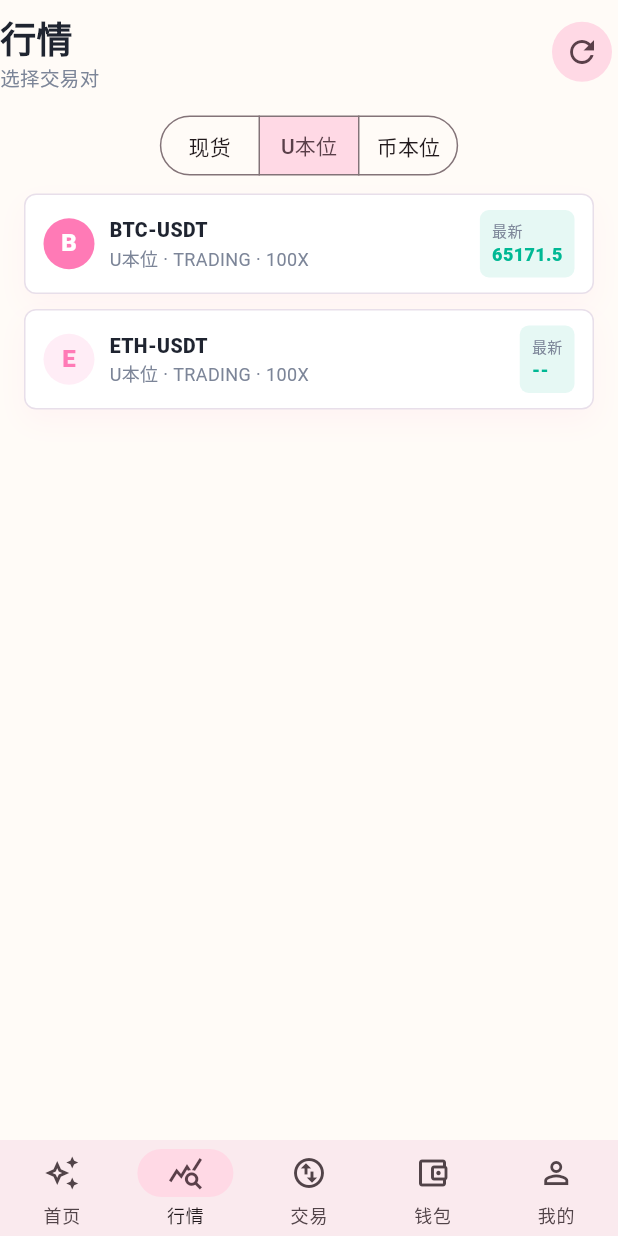
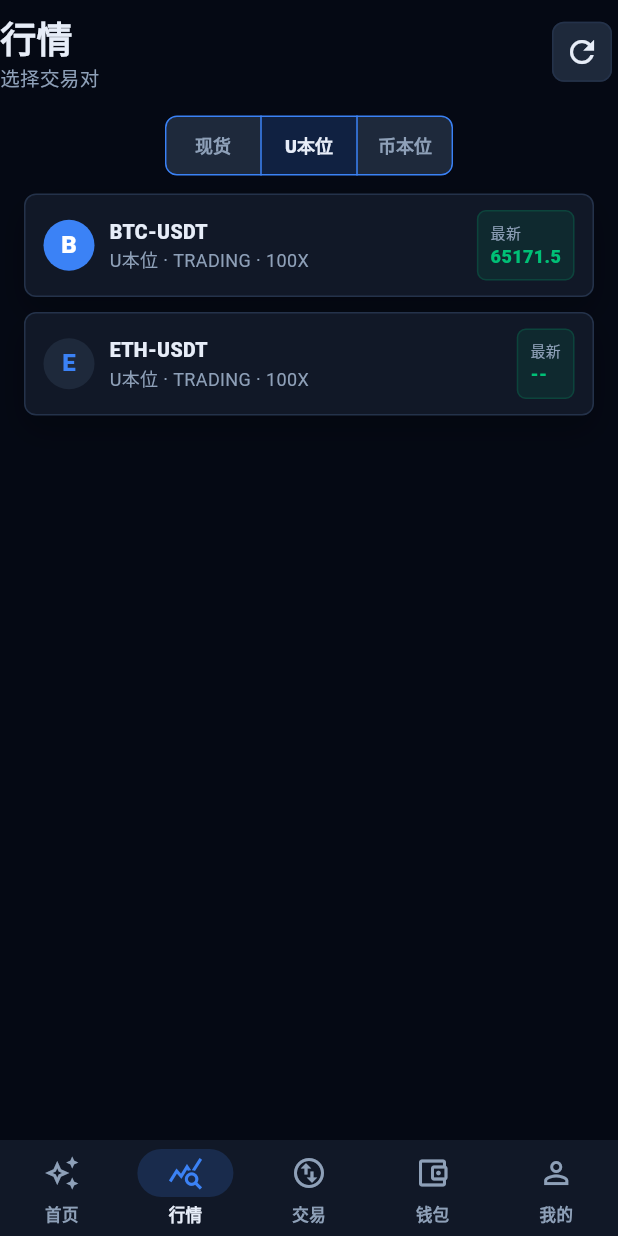
Before and after one commit to lilaizhencn/surprising-client, a Flutter app: the screen it shows after launch, item 2 of the bottom bar chosen, on a phone screen of 412 x 824 dp. Run offline on Flutter 3.47's test engine with Material 3 defaults, Android fonts, the phone set to English and light mode, and no system bars; missing offline and left inert: kline_chart; accounts and stored records are empty; network calls fail.

Commit message:
style: unify mobile trading experience

```diff
--- a/lib/src/app.dart
+++ b/lib/src/app.dart
@@ -8,16 +8,17 @@ import 'package:kline_chart/kline_chart.dart';
 import 'app_state.dart';
 import 'models.dart';
 
-const _ink = Color(0xFF1F2430);
-const _muted = Color(0xFF7C8598);
-const _paper = Color(0xFFFFFBF7);
-const _panel = Color(0xFFFFFFFF);
-const _line = Color(0xFFE8DFEA);
-const _pink = Color(0xFFFF7AB6);
-const _violet = Color(0xFF8F7CFF);
-const _mint = Color(0xFF00B894);
-const _red = Color(0xFFFF5B6E);
-const _amber = Color(0xFFFFB84D);
+const _ink = Color(0xFFE7EDF8);
+const _muted = Color(0xFF8EA0B8);
+const _paper = Color(0xFF050914);
+const _panel = Color(0xFF111827);
+const _panelSoft = Color(0xFF1E293B);
+const _line = Color(0xFF24324A);
+const _pink = Color(0xFF3B82F6);
+const _violet = Color(0xFF14B8A6);
+const _mint = Color(0xFF00C076);
+const _red = Color(0xFFF6465D);
+const _amber = Color(0xFFF0B90B);
 
 class AppScope extends InheritedNotifier<AppState> {
   const AppScope({
@@ -68,16 +69,19 @@ class _SurprisingClientAppState extends State<SurprisingClientApp> {
         debugShowCheckedModeBanner: false,
         title: 'Surprising',
         theme: ThemeData(
+          brightness: Brightness.dark,
           useMaterial3: true,
           scaffoldBackgroundColor: _paper,
-          colorScheme: ColorScheme.fromSeed(
-            seedColor: _pink,
+          colorScheme: const ColorScheme.dark(
             primary: _pink,
             secondary: _violet,
             tertiary: _mint,
             surface: _panel,
+            surfaceContainerHighest: _panelSoft,
             error: _red,
           ),
+          canvasColor: _paper,
+          dividerColor: _line,
           textTheme: const TextTheme(
             titleLarge: TextStyle(
               fontSize: 22,
@@ -91,6 +95,80 @@ class _SurprisingClientAppState extends State<SurprisingClientApp> {
             ),
             bodyMedium: TextStyle(fontSize: 13, color: _ink),
             labelMedium: TextStyle(fontSize: 12, color: _muted),
+          ),
+          snackBarTheme: const SnackBarThemeData(
+            backgroundColor: _panel,
+            contentTextStyle: TextStyle(color: _ink, fontSize: 13),
+          ),
+          bottomSheetTheme: const BottomSheetThemeData(
+            backgroundColor: _panel,
+            surfaceTintColor: Colors.transparent,
+            dragHandleColor: _line,
+          ),
+          navigationBarTheme: NavigationBarThemeData(
+            backgroundColor: _panel,
+            indicatorColor: _pink.withValues(alpha: .18),
+            surfaceTintColor: Colors.transparent,
+            labelTextStyle: WidgetStateProperty.resolveWith(
+              (states) => TextStyle(
+                color: states.contains(WidgetState.selected) ? _ink : _muted,
+                fontSize: 11,
+                fontWeight: FontWeight.w800,
+              ),
+            ),
+            iconTheme: WidgetStateProperty.resolveWith(
+              (states) => IconThemeData(
+                color: states.contains(WidgetState.selected) ? _pink : _muted,
+              ),
+            ),
+          ),
+          chipTheme: ChipThemeData(
+            backgroundColor: _panelSoft,
+            selectedColor: _pink.withValues(alpha: .20),
+            side: const BorderSide(color: _line),
+            labelStyle: const TextStyle(
+              color: _ink,
+              fontSize: 12,
+              fontWeight: FontWeight.w800,
+            ),
+            secondaryLabelStyle: const TextStyle(
+              color: _ink,
+              fontSize: 12,
+              fontWeight: FontWeight.w900,
+            ),
+            shape: RoundedRectangleBorder(
+              borderRadius: BorderRadius.circular(8),
+            ),
+          ),
+          iconButtonTheme: IconButtonThemeData(
+            style: IconButton.styleFrom(
+              backgroundColor: _panelSoft,
+              foregroundColor: _ink,
+              shape: RoundedRectangleBorder(
+                borderRadius: BorderRadius.circular(8),
+                side: const BorderSide(color: _line),
+              ),
+            ),
+          ),
+          filledButtonTheme: FilledButtonThemeData(
+            style: FilledButton.styleFrom(
+              backgroundColor: _pink,
+              foregroundColor: Colors.white,
+              disabledBackgroundColor: _panelSoft,
+              disabledForegroundColor: _muted,
+              shape: RoundedRectangleBorder(
+                borderRadius: BorderRadius.circular(8),
+              ),
+            ),
+          ),
+          outlinedButtonTheme: OutlinedButtonThemeData(
+            style: OutlinedButton.styleFrom(
+              foregroundColor: _ink,
+              side: const BorderSide(color: _line),
+              shape: RoundedRectangleBorder(
+                borderRadius: BorderRadius.circular(8),
+              ),
+            ),
           ),
         ),
         home: const ClientShell(),
@@ -777,18 +855,24 @@ class _WalletPageState extends State<WalletPage> {
                         style: const TextStyle(
                           fontSize: 13,
                           fontWeight: FontWeight.w800,
+                          color: _ink,
                         ),
                         decoration: InputDecoration(
                           labelText: '到账地址',
+                          labelStyle: const TextStyle(color: _muted),
                           isDense: true,
                           filled: true,
-                          fillColor: const Color(0xFFFCFAFF),
+                          fillColor: _panelSoft,
                           border: OutlineInputBorder(
                             borderRadius: BorderRadius.circular(6),
                           ),
                           enabledBorder: OutlineInputBorder(
                             borderRadius: BorderRadius.circular(6),
                             borderSide: const BorderSide(color: _line),
+                          ),
+                          focusedBorder: OutlineInputBorder(
+                            borderRadius: BorderRadius.circular(6),
+                            borderSide: const BorderSide(color: _pink),
                           ),
                         ),
                       ),
@@ -1088,7 +1172,7 @@ class _KlinePanelState extends State<KlinePanel> {
       ..showSubIndicators = [IndicatorType.vol, IndicatorType.macd]
       ..chartStyle = const KLineChartStyle(
         backgroundColor: Colors.transparent,
-        gridLineColor: Color(0xFFEFE7F0),
+        gridLineColor: _line,
         gridLineWidth: 0.6,
         rulerTextStyle: TextStyle(color: _muted, fontSize: 10),
       )
@@ -1629,9 +1713,9 @@ class Panel extends StatelessWidget {
         border: Border.all(color: _line),
         boxShadow: [
           BoxShadow(
-            color: _pink.withValues(alpha: 0.06),
-            blurRadius: 16,
-            offset: const Offset(0, 8),
+            color: Colors.black.withValues(alpha: 0.22),
+            blurRadius: 18,
+            offset: const Offset(0, 10),
           ),
         ],
       ),
@@ -1651,8 +1735,8 @@ class GradientPanel extends StatelessWidget {
       padding: const EdgeInsets.all(16),
       decoration: BoxDecoration(
         borderRadius: BorderRadius.circular(8),
-        gradient: const LinearGradient(
-          colors: [Color(0xFFFFF1F7), Color(0xFFF2F8FF), Color(0xFFFFFAE8)],
+        gradient: LinearGradient(
+          colors: [_panel, _panelSoft, _violet.withValues(alpha: .22)],
           begin: Alignment.topLeft,
           end: Alignment.bottomRight,
         ),
@@ -1696,6 +1780,27 @@ class ModeSelector extends StatelessWidget {
   @override
   Widget build(BuildContext context) {
     return SegmentedButton<ProductMode>(
+      style: ButtonStyle(
+        backgroundColor: WidgetStateProperty.resolveWith(
+          (states) => states.contains(WidgetState.selected)
+              ? _pink.withValues(alpha: .20)
+              : _panelSoft,
+        ),
+        foregroundColor: WidgetStateProperty.resolveWith(
+          (states) => states.contains(WidgetState.selected) ? _ink : _muted,
+        ),
+        side: WidgetStateProperty.resolveWith(
+          (states) => BorderSide(
+            color: states.contains(WidgetState.selected) ? _pink : _line,
+          ),
+        ),
+        shape: WidgetStateProperty.all(
+          RoundedRectangleBorder(borderRadius: BorderRadius.circular(8)),
+        ),
+        textStyle: WidgetStateProperty.all(
+          const TextStyle(fontSize: 12, fontWeight: FontWeight.w900),
+        ),
+      ),
       segments: ProductMode.values
           .map((mode) => ButtonSegment(value: mode, label: Text(mode.label)))
           .toList(),
@@ -1730,6 +1835,19 @@ class SymbolStrip extends StatelessWidget {
           final item = instruments[index];
           return ChoiceChip(
             selected: item.symbol == selected,
+            selectedColor: _pink.withValues(alpha: .20),
+            backgroundColor: _panelSoft,
+            side: BorderSide(
+              color: item.symbol == selected ? _pink : _line,
+            ),
+            shape: RoundedRectangleBorder(
+              borderRadius: BorderRadius.circular(8),
+            ),
+            labelStyle: TextStyle(
+              color: item.symbol == selected ? _ink : _muted,
+              fontSize: 12,
+              fontWeight: FontWeight.w900,
+            ),
             label: Text(item.displayName),
             onSelected: (_) => onSelected(item.symbol),
           );
@@ -1756,7 +1874,9 @@ class BuySellSwitch extends StatelessWidget {
         Expanded(
           child: FilledButton(
             style: FilledButton.styleFrom(
-              backgroundColor: value == 'BUY' ? _mint : const Color(0xFFEAF7F3),
+              backgroundColor: value == 'BUY'
+                  ? _mint
+                  : _panelSoft.withValues(alpha: .86),
               foregroundColor: value == 'BUY' ? Colors.white : _mint,
               shape: const RoundedRectangleBorder(
                 borderRadius: BorderRadius.horizontal(left: Radius.circular(6)),
@@ -1769,7 +1889,9 @@ class BuySellSwitch extends StatelessWidget {
         Expanded(
           child: FilledButton(
             style: FilledButton.styleFrom(
-              backgroundColor: value == 'SELL' ? _red : const Color(0xFFFFEEF1),
+              backgroundColor: value == 'SELL'
+                  ? _red
+                  : _panelSoft.withValues(alpha: .86),
               foregroundColor: value == 'SELL' ? Colors.white : _red,
               shape: const RoundedRectangleBorder(
                 borderRadius: BorderRadius.horizontal(
@@ -1806,12 +1928,14 @@ class SmallDropdown extends StatelessWidget {
       decoration: BoxDecoration(
         borderRadius: BorderRadius.circular(6),
         border: Border.all(color: _line),
-        color: const Color(0xFFFCFAFF),
+        color: _panelSoft,
       ),
       child: DropdownButtonHideUnderline(
         child: DropdownButton<String>(
           value: value,
           isExpanded: true,
+          dropdownColor: _panel,
+          iconEnabledColor: _muted,
           style: const TextStyle(
             fontSize: 12,
             color: _ink,
@@ -1860,16 +1984,29 @@ class AppTextField extends StatelessWidget {
       enabled: enabled,
       obscureText: obscure,
       onChanged: onChanged,
-      style: const TextStyle(fontSize: 13, fontWeight: FontWeight.w800),
+      style: const TextStyle(
+        fontSize: 13,
+        fontWeight: FontWeight.w800,
+        color: _ink,
+      ),
       decoration: InputDecoration(
         labelText: label,
+        labelStyle: const TextStyle(color: _muted),
         isDense: true,
         filled: true,
-        fillColor: const Color(0xFFFCFAFF),
+        fillColor: _panelSoft,
         border: OutlineInputBorder(borderRadius: BorderRadius.circular(6)),
         enabledBorder: OutlineInputBorder(
           borderRadius: BorderRadius.circular(6),
           borderSide: const BorderSide(color: _line),
+        ),
+        focusedBorder: OutlineInputBorder(
+          borderRadius: BorderRadius.circular(6),
+          borderSide: const BorderSide(color: _pink),
+        ),
+        disabledBorder: OutlineInputBorder(
+          borderRadius: BorderRadius.circular(6),
+          borderSide: BorderSide(color: _line.withValues(alpha: .55)),
         ),
       ),
       keyboardType: obscure
@@ -1955,7 +2092,7 @@ class BookLine extends StatelessWidget {
             ),
             Text(
               compactInt(level.quantitySteps),
-              style: const TextStyle(fontSize: 12, color: _ink),
+              style: const TextStyle(fontSize: 12, color: _muted),
             ),
           ],
         ),
@@ -1987,7 +2124,7 @@ class InstrumentRow extends StatelessWidget {
           children: [
             CircleAvatar(
               radius: 17,
-              backgroundColor: selected ? _pink : const Color(0xFFFFEDF6),
+              backgroundColor: selected ? _pink : _panelSoft,
               child: Text(
                 instrument.baseAsset.isEmpty
                     ? '?'
@@ -2079,7 +2216,7 @@ class DepositAddressCard extends StatelessWidget {
       decoration: BoxDecoration(
         borderRadius: BorderRadius.circular(8),
         border: Border.all(color: _line),
-        color: const Color(0xFFFCFAFF),
+        color: _panelSoft,
       ),
       child: Column(
         crossAxisAlignment: CrossAxisAlignment.start,
@@ -2452,9 +2589,15 @@ class WalletAction extends StatelessWidget {
   Widget build(BuildContext context) {
     return InkWell(
       onTap: onTap,
-      borderRadius: BorderRadius.circular(6),
-      child: Padding(
+      borderRadius: BorderRadius.circular(8),
+      child: Container(
+        margin: const EdgeInsets.symmetric(horizontal: 3),
         padding: const EdgeInsets.symmetric(vertical: 8),
+        decoration: BoxDecoration(
+          color: _panelSoft.withValues(alpha: .68),
+          border: Border.all(color: _line),
+          borderRadius: BorderRadius.circular(8),
+        ),
         child: Column(
           children: [
             Icon(icon, color: _violet),
@@ -2489,6 +2632,7 @@ class MetricPill extends StatelessWidget {
       decoration: BoxDecoration(
         color: color.withValues(alpha: 0.10),
         borderRadius: BorderRadius.circular(6),
+        border: Border.all(color: color.withValues(alpha: .18)),
       ),
       child: Column(
         crossAxisAlignment: CrossAxisAlignment.start,
@@ -2560,7 +2704,7 @@ class PrimaryAction extends StatelessWidget {
     return FilledButton.icon(
       style: FilledButton.styleFrom(
         minimumSize: const Size.fromHeight(44),
-        shape: RoundedRectangleBorder(borderRadius: BorderRadius.circular(6)),
+        shape: RoundedRectangleBorder(borderRadius: BorderRadius.circular(8)),
       ),
       onPressed: onPressed,
       icon: Icon(icon),
```
